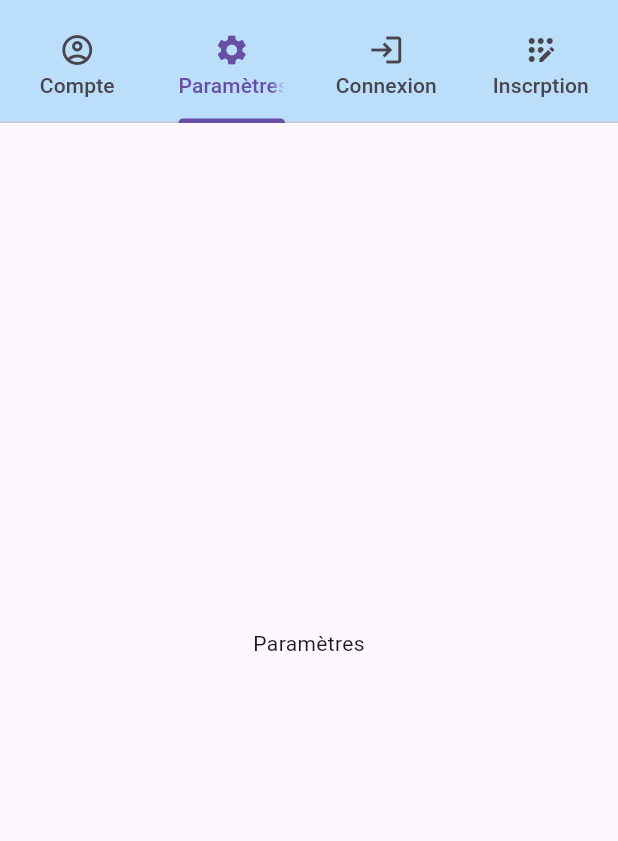
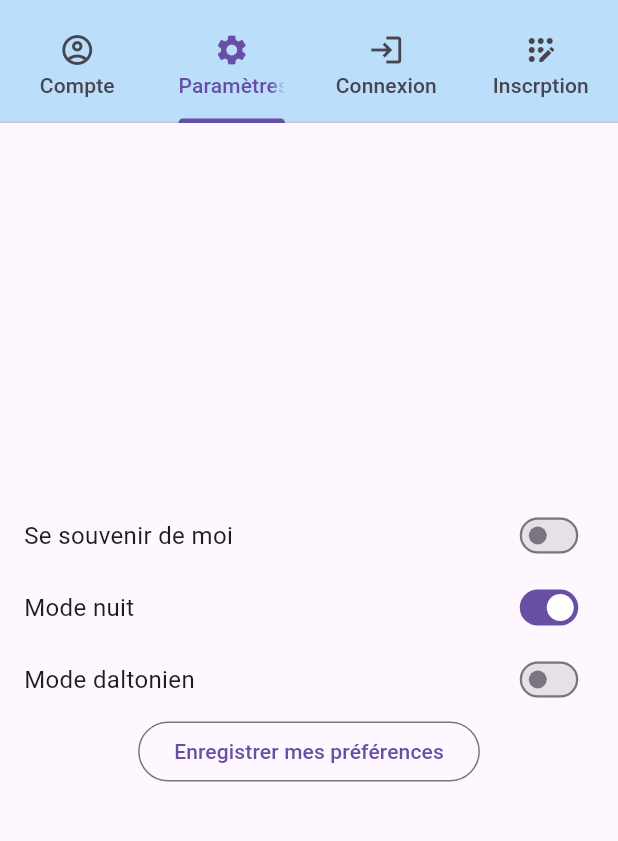
Before and after one commit to mascretelise/resources_relationnellesMobile, a Flutter app: the screen it shows after launch, tab 2 chosen, on a phone screen of 412 x 824 dp, the part 72-913 px from its top. Run offline on Flutter 3.47's test engine with Material 3 defaults, Android fonts, the phone set to English and light mode, and no system bars; accounts and stored records are empty.

Commit message:
Ajout d'un timeout pour les requêtes HTTP de 10 secondes, mise en place de la page paramètres utilisateur avec fichier de config (Récupération des valeurs, mise en place dans la page paramètre), reste à faire la sauvegarde des paramètres dans le dit fichier

```diff
--- a/resources_relationnelles/lib/Pages/login.dart
+++ b/resources_relationnelles/lib/Pages/login.dart
@@ -83,7 +83,9 @@ class _TestState extends State<Login> {
           headers: {
             'username': username,
             'password': password
-          }); //Headers pour l'API
+          })//Headers pour l'API
+          .timeout(Duration(seconds: 10)); //timeout de 10 secondes
+
       var decodedResponse =
           utf8.decode(response.bodyBytes); //récupération de la réponse
       print(decodedResponse);
--- a/resources_relationnelles/lib/Pages/register.dart
+++ b/resources_relationnelles/lib/Pages/register.dart
@@ -118,7 +118,7 @@ class _TestState extends State<Register> {
     }
 
     //Vérification si le mot de passe contient 10 caractères
-    if (password.length < 10 and password.length>32) {
+    if (password.length < 10 && password.length>32) {
       passwordDialog += "- entre 10 et 32 caractères \n";
     }
 
@@ -215,7 +215,8 @@ class _TestState extends State<Register> {
             'prenom': prenom,
             'email': email,
             'password': password
-          }); //Headers pour l'API
+          })//Headers pour l'API
+          .timeout(Duration(seconds: 10)); //timeout de 10 secondes
       var decodedResponse =
           utf8.decode(response.bodyBytes); //récupération de la réponse
       print(decodedResponse);
--- a/resources_relationnelles/lib/Pages/settings.dart
+++ b/resources_relationnelles/lib/Pages/settings.dart
@@ -1,12 +1,118 @@
 import 'package:flutter/material.dart';
+import 'package:myapp/user_config.dart';
 
-class Settings extends StatelessWidget {
+class Settings extends StatefulWidget {
   const Settings({super.key});
 
   @override
+  _SettingsState createState() => _SettingsState();
+}
+
+class _SettingsState extends State<Settings> {
+  late UserConfig userConfig;
+
+  @override
+  void initState() {
+    super.initState();
+    userConfig = UserConfig(); //Initialisation
+    userConfig.loadFromJson().then((_) {
+      setState(() {}); //Attend que le fichier Json aît été traité
+    });
+  }
+
+  @override
   Widget build(BuildContext context) {
-    return Center(
-      child: Text('Paramètres'),
+    return MaterialApp(
+      theme: ThemeData(useMaterial3: true),
+      home: Scaffold(
+        body: Center(
+          child: SingleChildScrollView(
+            child: Column(
+              children: [
+                BuildSwitch(
+                  title: 'Se souvenir de moi',
+                  settingValue: userConfig.rememberUsername,
+                  onChanged: (value) {
+                    setState(() {
+                      userConfig.rememberUsername = value;
+                    });
+                  },
+                ),
+                BuildSwitch(
+                  title: 'Mode nuit',
+                  settingValue: userConfig.nightMode,
+                  onChanged: (value) {
+                    setState(() {
+                      userConfig.nightMode = value;
+                    });
+                  },
+                ),
+                BuildSwitch(
+                  title: 'Mode daltonien',
+                  settingValue: userConfig.colorblind,
+                  onChanged: (value) {
+                    setState(() {
+                      userConfig.colorblind = value;
+                    });
+                  },
+                ),
+                OutlinedButton(
+                  onPressed: () {
+                    userConfig.saveSettings(); //Méthode à faire
+                  },
+                  child: const Text("Enregistrer mes préférences"),
+                ),
+              ],
+            ),
+          ),
+        ),
+      ),
     );
   }
 }
+
+class BuildSwitch extends StatefulWidget {
+  final String title; //Titre du switch
+  bool settingValue; //Valeur initiale
+  final ValueChanged<bool> onChanged; //Callback pour le parent
+
+  BuildSwitch({ //Construit le switch avec les différentes valeurs
+    super.key,
+    required this.title,
+    required this.settingValue,
+    required this.onChanged,
+  });
+
+  @override
+  State<BuildSwitch> createState() => _BuildSwitchState(); //Création du switch
+}
+
+class _BuildSwitchState extends State<BuildSwitch> {
+  @override
+  Widget build(BuildContext context) {
+    return Padding(
+      padding: const EdgeInsets.symmetric(horizontal: 16.0), //Padding sur les côtés
+      child: Row(
+        mainAxisAlignment: MainAxisAlignment.spaceBetween,
+        children: <Widget>[
+          Text(
+            widget.title, //Titre du switch
+            style: const TextStyle(fontSize: 16),
+          ),
+          Transform.scale(
+            scale: 0.75, //Réduit la taille du switch
+            child: Switch(
+              value: widget.settingValue, //Récupère la valeur du fichier Json (ou false)
+              onChanged: (bool value) {
+                setState(() {
+                  widget.settingValue = value; //Met à jour la valeur en elle-même
+                });
+                widget.onChanged(value); //Change le switch sur l'interface
+              },
+            ),
+          ),
+        ],
+      ),
+    );
+  }
+}
--- a/resources_relationnelles/lib/config.dart
+++ b/resources_relationnelles/lib/config.dart
@@ -5,7 +5,7 @@
 
 class Config {
   static var serverIp =
-      "10.0.2.2:3000"; //IP du serveur test/réel (10.0.2.2 envoie à la machine où se trouve l'emulateur)
+      "127.0.0.4:80"; //IP du serveur test/réel (10.0.2.2 envoie à la machine où se trouve l'emulateur)
   static var apiKey = ""; //Clé api
   static var configfile =
       ""; //Chemin vers le fichier de configuration de l'application
--- /dev/null
+++ b/resources_relationnelles/lib/user_config.dart
@@ -0,0 +1,44 @@
+import 'dart:convert';  // For jsonDecode
+import 'package:flutter/services.dart';  // For rootBundle to load assets
+
+class UserConfig {
+  // Instance variables with default values
+  bool rememberUsername = false;  // Default to true
+  String username = "";         // Default empty
+  bool nightMode = false;       // Default to false
+  bool colorblind = false;       // Default to true
+  String colorblindType = "";   // Default empty
+
+  // Constructor to load settings from the JSON file on instantiation
+  UserConfig() {
+    loadFromJson();
+  }
+
+  // Asynchronously loads settings from JSON file
+  Future<void> loadFromJson() async {
+    try {
+      final String jsonString = await rootBundle.loadString('assets/settings.json');
+      final Map<String, dynamic> data = jsonDecode(jsonString);
+
+      // Update instance variables from the loaded data, or use defaults
+      rememberUsername = data['storeUsername'] ?? rememberUsername;
+      nightMode = data['enableNightmode'] ?? nightMode;
+      colorblind = data['colorblindMode'] ?? colorblind;
+      colorblindType = data['colorblindType'] ?? colorblindType;
+
+      print("DEFAULTS :");
+      print("Remember Username: $rememberUsername");
+      print("Night Mode: $nightMode");
+      print("Colorblind Mode: $colorblind");
+      print("Colorblind Type: $colorblindType");
+    } catch (e) {
+      print("Error loading JSON: $e");
+    }
+  }
+
+  // Optional: Save settings back to JSON or shared preferences
+  Future<void> saveSettings() async {
+    // Your saving logic here (e.g., save to shared preferences or update the JSON file)
+    print("Saving settings...");
+  }
+}
--- a/resources_relationnelles/pubspec.yaml
+++ b/resources_relationnelles/pubspec.yaml
@@ -62,6 +62,7 @@ dev_dependencies:
 flutter:
   assets:
     - assets/images/logo.png
+    - assets/settings.json
 
   # The following line ensures that the Material Icons font is
   # included with your application, so that you can use the icons in
```
Also changed, not shown: resources_relationnelles/assets/settings.json (added, +9 -0 lines), resources_relationnelles/pubspec.lock.
